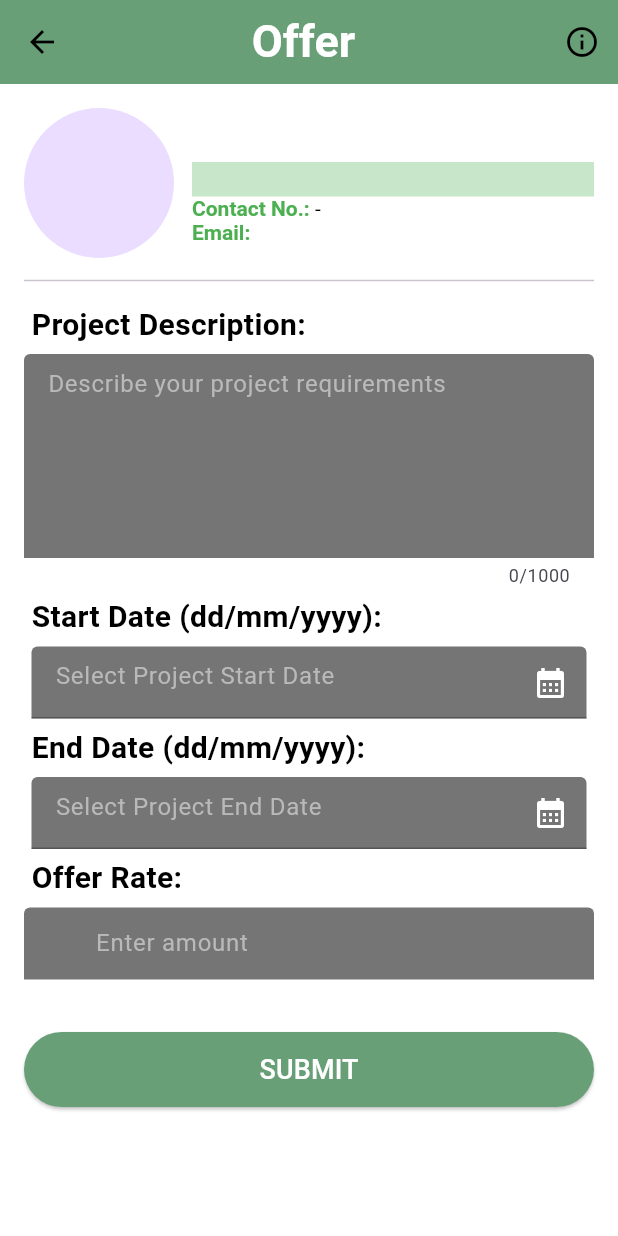
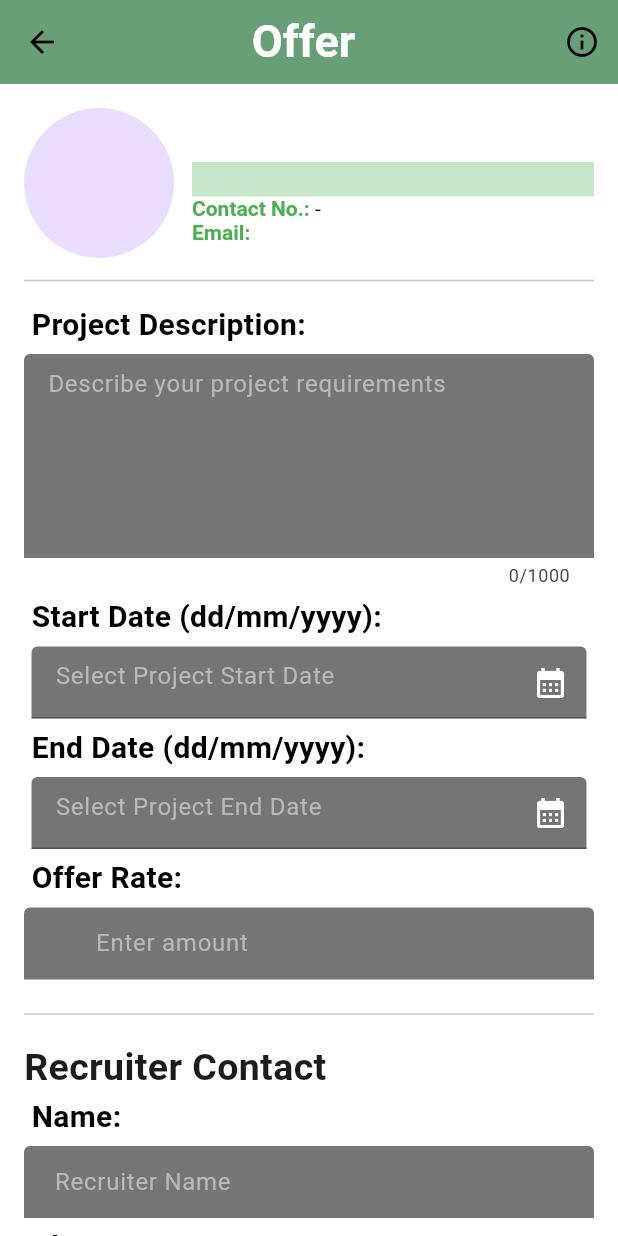
Before and after one commit to zhzhhyzh/velora-flutter, a Flutter app: the OfferDesignerScreen screen opened directly with empty values, on a phone screen of 412 x 824 dp. Run offline on Flutter 3.47's test engine with Material 3 defaults, Android fonts, the phone set to English and light mode, and no system bars; our stand-ins replace cached_network_image, cloud_firestore, curved_navigation_bar, firebase_auth, firebase_core, flutter_dotenv and 7 more; missing offline and left inert: file_selector, panorama_viewer; accounts and stored records are empty.

```diff
--- a/lib/Hire/edit_desinger_form.dart
+++ b/lib/Hire/edit_desinger_form.dart
@@ -52,6 +52,7 @@ class _RegisterDesignerState extends State<RegisterOrEditDesigner> {
   final _formKey = GlobalKey<FormState>();
   bool _isLoading = false;
   final currentUser = FirebaseAuth.instance.currentUser;
+  String title = 'Be a Designer';
 
   final TextEditingController _designerNameController = TextEditingController();
   final TextEditingController _minRateController = TextEditingController();
@@ -96,6 +97,7 @@ class _RegisterDesignerState extends State<RegisterOrEditDesigner> {
 
   Future<void> _loadDesignerData()  async {
     if (widget.designerData != null) {
+      title = 'Edit Designer';
       final data = widget.designerData!.data() as Map<String, dynamic>;
       _designerNameController.text = data['name'] ?? '';
       _minRateController.text = data['rate'] ?? '';
@@ -151,7 +153,7 @@ class _RegisterDesignerState extends State<RegisterOrEditDesigner> {
 
     return Scaffold(
         backgroundColor: Colors.white,
-        appBar: TheAppBar(content: "Be a Designer", style: 2),
+        appBar: TheAppBar(content: title, style: 2),
         body:
         Column(
           crossAxisAlignment: CrossAxisAlignment.start,
--- a/lib/Hire/offer_designer.dart
+++ b/lib/Hire/offer_designer.dart
@@ -20,6 +20,7 @@ class OfferDesignerScreen extends StatefulWidget {
 }
 
 class _OfferDesignerScreenState extends State<OfferDesignerScreen> {
+  final user = FirebaseAuth.instance.currentUser;
   final _formKey = GlobalKey<FormState>();
   bool _isSubmitting = false;
 
@@ -27,6 +28,9 @@ class _OfferDesignerScreenState extends State<OfferDesignerScreen> {
   final TextEditingController _startDateCtrl = TextEditingController();
   final TextEditingController _endDateCtrl = TextEditingController();
   final TextEditingController _rateCtrl = TextEditingController();
+  final TextEditingController _rNameCtrl = TextEditingController();
+  final TextEditingController _rPhoneCtrl = TextEditingController();
+  final TextEditingController _rEmailCtrl = TextEditingController();
   DateTime? sDate;
   Timestamp? sDateTimestamp;
   DateTime? eDate;
@@ -35,6 +39,31 @@ class _OfferDesignerScreenState extends State<OfferDesignerScreen> {
   @override
   void initState() {
     super.initState();
+    _rEmailCtrl.text = user?.email ?? '';
+
+    if (user?.email != null) {
+      _loadUserDetailsByEmail(user!.email!);
+    }
+  }
+
+  Future<void> _loadUserDetailsByEmail(String email) async {
+    try {
+      final userQuery = await FirebaseFirestore.instance
+          .collection('users')
+          .where('email', isEqualTo: email)
+          .limit(1)
+          .get();
+
+      if (userQuery.docs.isNotEmpty) {
+        final userData = userQuery.docs.first.data();
+        setState(() {
+          _rNameCtrl.text = userData['name'] ?? '';
+          _rPhoneCtrl.text = userData['phoneNumber'] ?? '';
+        });
+      }
+    } catch (e) {
+      debugPrint('Failed to fetch user data: $e');
+    }
   }
 
   @override
@@ -181,8 +210,42 @@ class _OfferDesignerScreenState extends State<OfferDesignerScreen> {
                         prefix: Text(_currencyFormatter.currencySymbol),
                         keyboardType: TextInputType.number
                     ),
+                    Padding(
+                      padding: const EdgeInsets.symmetric(vertical: 10.0),
+                      child: Divider(thickness: 1),
+                    ),
+                    Text(
+                      'Recruiter Contact',
+                      style: TextStyle(fontSize: 25,fontWeight: FontWeight.bold),
+                    ),
+                    _textTitle(label: 'Name:'),
+                    _textFormField(
+                        controller: _rNameCtrl,
+                        hintText: ' Recruiter Name',
+                        maxLength: 50,
+                        hideCounter: true,
+                        keyboardType: TextInputType.text
+                    ),
+
+                    _textTitle(label: 'Phone No.:'),
+                    _textFormField(
+                        controller: _rPhoneCtrl,
+                        hintText: ' Recruiter Phone No.',
+                        maxLength: 10,
+                        hideCounter: true,
+                        keyboardType: TextInputType.number
+                    ),
+
+                    _textTitle(label: 'Email:'),
+                    _textFormField(
+                        controller: _rEmailCtrl,
+                        hintText: ' Recruiter Email',
+                        maxLength: 50,
+                        hideCounter: true,
+                        keyboardType: TextInputType.text
+                    ),
                   ],
-                )
+                ),
             ),
             const SizedBox(height: 30),
             ElevatedButton(
@@ -254,14 +317,16 @@ class _OfferDesignerScreenState extends State<OfferDesignerScreen> {
     setState(() => _isSubmitting = true);
 
     try {
-      final user = FirebaseAuth.instance.currentUser;
       final designerData = widget.designer.data() as Map<String, dynamic>;
+      final offersRef = FirebaseFirestore.instance.collection('offers');
+      final offerDoc = offersRef.doc(); // Auto-ID
+      final offerId = offerDoc.id;
 
-      await FirebaseFirestore.instance.collection('offers').add({
-        // 'offerId' : ,
-        'recruiterEmail': user!.email,
-        // 'recruiterName': user!.name,
-        'recruiterPhone': user!.phoneNumber,
+      await offerDoc.set({
+        'offerId' : offerId,
+        'recruiterEmail': _rEmailCtrl.text,
+        'recruiterName': _rNameCtrl.text ,
+        'recruiterPhone': _rPhoneCtrl.text,
         'projectStartTime' :_startDateCtrl.text,
         'projectEndTime' : _endDateCtrl.text,
         'projectDesc' : _descCtrl.text,
@@ -278,8 +343,9 @@ class _OfferDesignerScreenState extends State<OfferDesignerScreen> {
         await emailSender.sendEmail(
           toEmail: designerEmail,
           toName: 'Designer',
-          subject: 'Email To Dear Designer',
-          htmlContent: '''
+          subject: 'New Offer To Dear Designer',
+          htmlContent:
+          '''
             <p>Dear ${designerData['name']},</p>
             <p>I hope this message finds you well.</p>
             <p>e were impressed with your design portfolio and
@@ -289,12 +355,12 @@ class _OfferDesignerScreenState extends State<OfferDesignerScreen> {
              </p>
 
              <p>${_descCtrl.text}</p>
- <p>  <strong>Start Date:</strong> ${_startDateCtrl} <br>
-      <strong>End Date:</strong> ${_endDateCtrl} <br>
-      <strong>Offer Rate:</strong> ${_rateCtrl} <br>
-
-      <strong>Contact Phone No.:</strong> ${user!.phoneNumber} <br>
-      <strong>Contact Email:</strong> ${user!.email} <br>
+             <p>  <strong>Start Date:</strong> ${_startDateCtrl.text} <br>
+                  <strong>End Date:</strong> ${_endDateCtrl.text} <br>
+                  <strong>Offer Rate:</strong> ${_rateCtrl.text} <br>
+                  <strong>Contact Person:</strong> ${_rNameCtrl.text } <br>
+                  <strong>Contact Phone No.:</strong> ${_rPhoneCtrl.text} <br>
+                  <strong>Contact Email:</strong> ${_rEmailCtrl.text} <br>
              </p>
 
              <p>If you’re interested, please let us know by replying to
@@ -392,8 +458,6 @@ class _OfferDesignerScreenState extends State<OfferDesignerScreen> {
     required bool enabled,
     required Function fct,
     required String hint,
-    List<TextInputFormatter>? inputFormatters,
-    TextInputType? keyboardType,
   }) {
     return Padding(
       padding: EdgeInsets.all(5.0),
```
Lines whose indentation alone changed are shown as unchanged.
